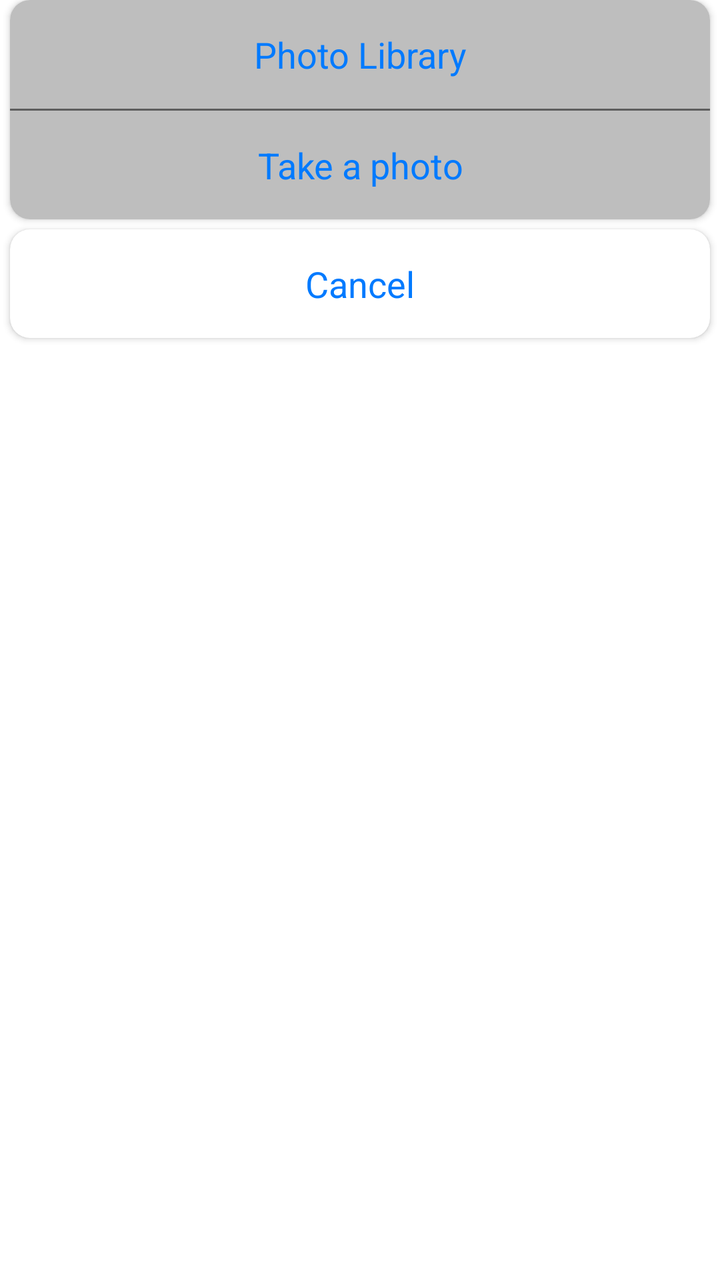
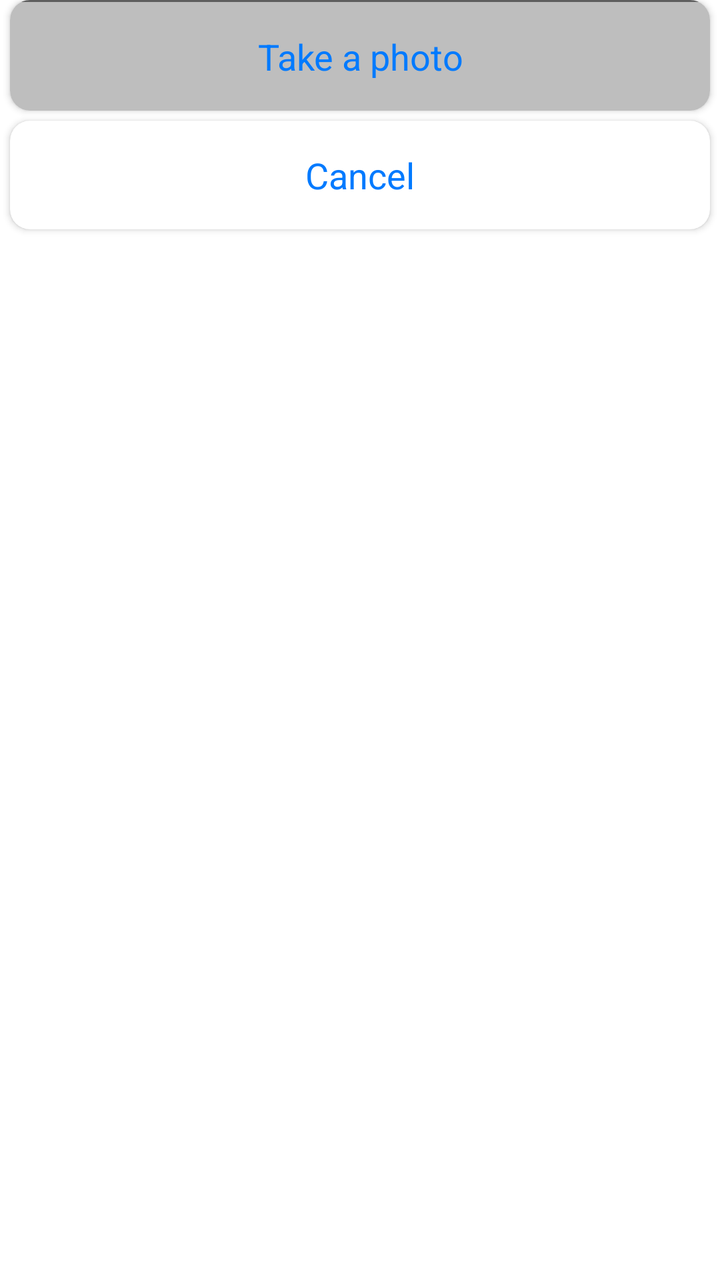

An Android layout rendered at two revisions. The XML below is the earlier revision; the diff shows what the commit changed to produce the second picture.
<!-- AndroidManifest.xml: application theme Theme.Cleaner -->
<!-- res/layout/dialog_camera_gallery.xml -->
<?xml version="1.0" encoding="utf-8"?>
<LinearLayout xmlns:android="http://schemas.android.com/apk/res/android"
    xmlns:app="http://schemas.android.com/apk/res-auto"
    android:id="@+id/rl_dialoge"
    android:layout_width="match_parent"
    android:layout_height="wrap_content"
    android:layout_marginBottom="15dp"
    android:orientation="vertical">

    <androidx.cardview.widget.CardView
        android:layout_width="match_parent"
        android:layout_height="wrap_content"
        android:layout_marginLeft="5dp"
        android:layout_marginRight="5dp"
        android:layout_marginBottom="5dp"
        android:background="@color/transparent_light_gray"
        app:cardCornerRadius="10dp">

        <LinearLayout
            android:layout_width="match_parent"
            android:layout_height="wrap_content"
            android:orientation="vertical">
            <TextView
                android:id="@+id/tv_library"
                android:layout_width="match_parent"
                android:layout_height="wrap_content"
                android:gravity="center"
                android:padding="15dp"
                android:background="@color/transparent_light_gray"
                android:text="@string/choose_from_library"
                android:textColor="@color/blue"
                android:textSize="18sp" />


            <View
                android:layout_width="wrap_content"
                android:layout_height="1dp"
                android:background="@color/transparent_black" />

            <TextView
                android:id="@+id/camera"
                android:layout_width="match_parent"
                android:layout_height="wrap_content"
                android:gravity="center"
                android:background="@color/transparent_light_gray"
                android:padding="15dp"
                android:text="@string/take_a_photo"
                android:textColor="@color/blue"
                android:textSize="18sp" />
        </LinearLayout>

    </androidx.cardview.widget.CardView>

    <androidx.cardview.widget.CardView
        android:id="@+id/cv_bottom"
        android:layout_width="match_parent"
        android:layout_height="wrap_content"
        android:layout_marginLeft="5dp"
        android:layout_marginRight="5dp"
        app:cardBackgroundColor="@color/white"
        app:cardCornerRadius="10dp">

        <TextView
            android:id="@+id/tv_dialoge_cancel"
            android:layout_width="match_parent"
            android:layout_height="wrap_content"
            android:gravity="center"
            android:padding="15dp"
            android:text="@string/cancel"
            android:textColor="@color/blue"
            android:textSize="18sp" />

    </androidx.cardview.widget.CardView>

</LinearLayout>
<!-- resources referenced by this layout -->
<resources>
  <color name="blue">#007AFF</color>
  <color name="transparent_black">#A1000000</color>
  <color name="transparent_light_gray">#BEBEBE</color>
  <color name="white">#FFFFFFFF</color>
  <string name="cancel">Cancel</string>
  <string name="choose_from_library">Photo Library</string>
  <string name="take_a_photo">Take a photo</string>
  <style name="Theme.Cleaner" parent="Theme.MaterialComponents.Light.NoActionBar">
          
          <item name="colorPrimary">@color/purple_500</item>
          <item name="colorPrimaryVariant">#087F7B</item>
          <item name="colorOnPrimary">@color/white</item>
          
          <item name="colorSecondary">@color/teal_200</item>
          <item name="colorSecondaryVariant">@color/teal_700</item>
          <item name="colorOnSecondary">@color/black</item>
          
          <item name="android:statusBarColor" tools:targetApi="l">?attr/colorPrimaryVariant</item>
          
  
  
      </style>
  <color name="purple_500">#FF6200EE</color>
  <color name="teal_200">#FF03DAC5</color>
  <color name="teal_700">#FF018786</color>
  <color name="black">#FF000000</color>
</resources>

<!-- the commit's change to res/layout/dialog_camera_gallery.xml (unified diff, before → after) -->
@@ -20,16 +20,16 @@
             android:layout_width="match_parent"
             android:layout_height="wrap_content"
             android:orientation="vertical">
-            <TextView
-                android:id="@+id/tv_library"
-                android:layout_width="match_parent"
-                android:layout_height="wrap_content"
-                android:gravity="center"
-                android:padding="15dp"
-                android:background="@color/transparent_light_gray"
-                android:text="@string/choose_from_library"
-                android:textColor="@color/blue"
-                android:textSize="18sp" />
+
+
+
+
+
+
+
+
+
+
 
 
             <View
<!-- resource entries referenced after the edit -->
@@ -5,7 +5,6 @@
   <color name="transparent_light_gray">#BEBEBE</color>
   <color name="white">#FFFFFFFF</color>
   <string name="cancel">Cancel</string>
-  <string name="choose_from_library">Photo Library</string>
   <string name="take_a_photo">Take a photo</string>
   <style name="Theme.Cleaner" parent="Theme.MaterialComponents.Light.NoActionBar">
           
